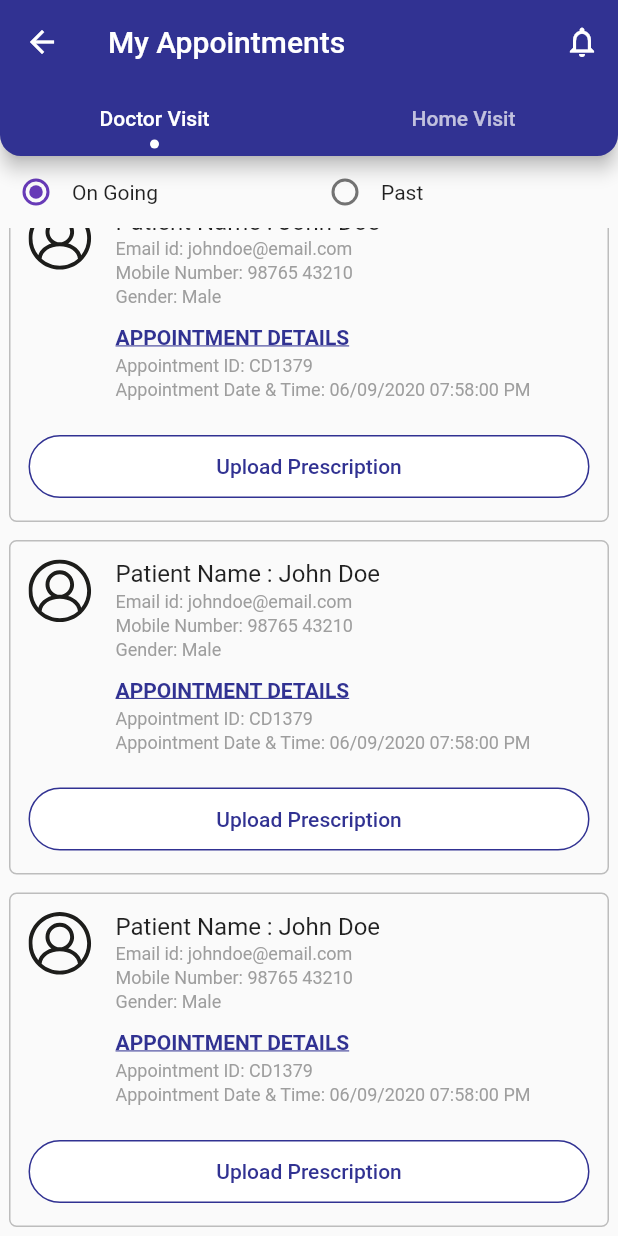
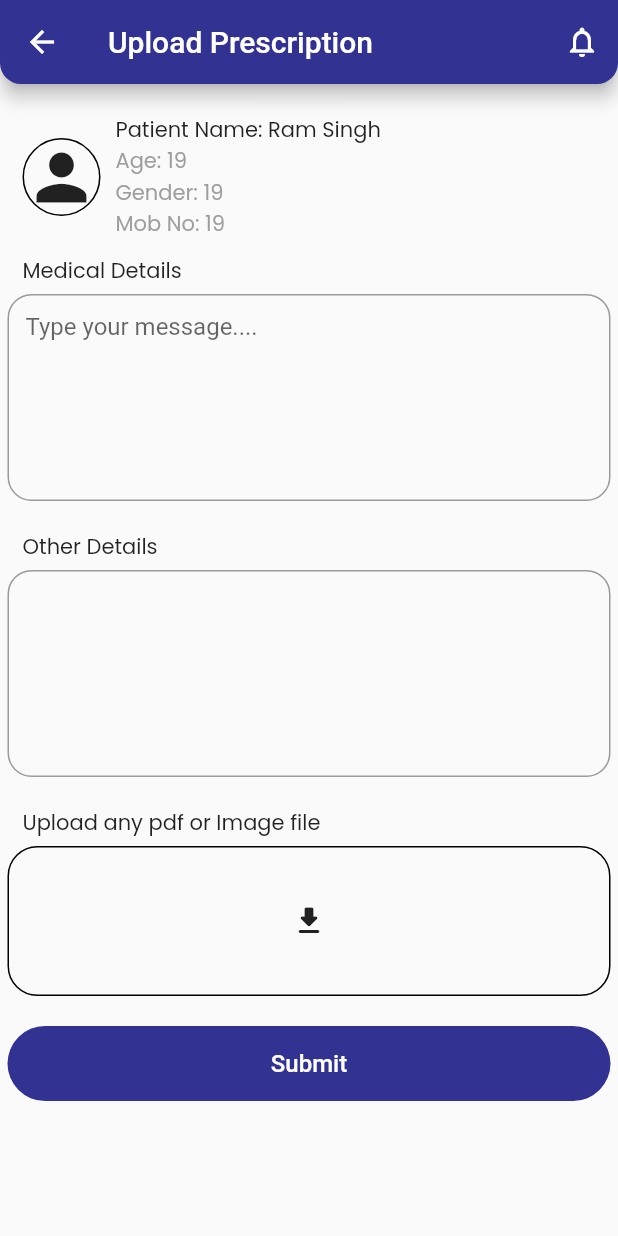
Before and after one commit to rudrah1987/citiclinic_doctor, a Flutter app: the MyAppointmentsPage screen opened directly, scrolled down 503 dp, after a tap on "Upload Prescription", on a phone screen of 412 x 824 dp. Run offline on Flutter 3.47's test engine with Material 2 defaults, Android fonts, the phone set to English and light mode, and no system bars; our stand-ins replace connectivity, dio, firebase_messaging, flutter_bloc, flutter_svg, fluttertoast and 7 more; missing offline and left inert: sms_otp_auto_verify; accounts and stored records are empty; generated files the repository leaves out were written again; project files that could hold a hidden picture were left out.

Commit message:
screen changes and upload prescription screen

```diff
--- a/lib/new/constants/string_constants.dart
+++ b/lib/new/constants/string_constants.dart
@@ -1 +1,2 @@
 const String tUpdateSuccess='Updated Successfully';
+const String tFontPoppins='Poppins';
--- a/lib/ui/drawer/prescriptionManagement/PrescriptionPage.dart
+++ b/lib/ui/drawer/prescriptionManagement/PrescriptionPage.dart
@@ -13,6 +13,24 @@ class _PrescriptionPageState extends State<PrescriptionPage> {
   @override
   Widget build(BuildContext context) {
     return Scaffold(
+      appBar: AppBar(
+        backgroundColor: kPrimaryColor,
+        shape: RoundedRectangleBorder(
+          borderRadius: BorderRadius.vertical(
+            bottom: Radius.circular(14),
+          ),
+        ),
+        title: Text("My Prescription"),
+        //Ternery operator use for condition check
+        elevation: defaultTargetPlatform == TargetPlatform.android ? 5.0 : 0.0,
+        centerTitle: false,
+        leading: new IconButton(
+          icon: new Icon(Icons.arrow_back),
+          onPressed: () {
+            Navigator.pop(context);
+          },
+        ),
+      ),
       body: ListView.builder(
           scrollDirection: Axis.vertical,
           primary: true,
--- a/lib/ui/settings/Settings.dart
+++ b/lib/ui/settings/Settings.dart
@@ -220,11 +220,11 @@ class _SettingsState extends State<Settings> {
                             color: kPrimaryColor
                         ),),
                       onTap: (){
-                        successDialog(context: context,svgName: successSignUp);
-                        // Navigator.push(
-                        //     context,
-                        //     MaterialPageRoute(
-                        //         builder: (_) => PrescriptionPage()));
+                        // successDialog(context: context,svgName: successSignUp);
+                        Navigator.push(
+                            context,
+                            MaterialPageRoute(
+                                builder: (_) => PrescriptionPage()));
                       },
                     ),
                   ],
--- a/lib/ui/settings/myAppointments/items/DoctorVisitMyAppointmentItems.dart
+++ b/lib/ui/settings/myAppointments/items/DoctorVisitMyAppointmentItems.dart
@@ -1,3 +1,5 @@
+import 'package:city_clinic_doctor/new/customs/custom_methods.dart';
+import 'package:city_clinic_doctor/ui/settings/myAppointments/items/upload_prescription.dart';
 import 'package:city_clinic_doctor/utils/Colors.dart';
 import 'package:city_clinic_doctor/utils/SvgImages.dart';
 import 'package:flutter/material.dart';
@@ -89,6 +91,7 @@ class _DoctorVisitMyAppointmentItemsState extends State<DoctorVisitMyAppointment
               ),
               color: Colors.white,
               onPressed: () {
+                tGotoPush(context, UploadPrescriptionPage());
               },
               height: 42,
               child: Text(
--- /dev/null
+++ b/lib/ui/settings/myAppointments/items/upload_prescription.dart
@@ -0,0 +1,178 @@
+import 'package:city_clinic_doctor/new/constants/string_constants.dart';
+import 'package:city_clinic_doctor/utils/Colors.dart';
+import 'package:flutter/foundation.dart';
+import 'package:flutter/material.dart';
+import 'package:fluttertoast/fluttertoast.dart';
+
+import '../../NotificationPage.dart';
+
+class UploadPrescriptionPage extends StatefulWidget {
+  @override
+  _UploadPrescriptionPageState createState() => _UploadPrescriptionPageState();
+}
+
+class _UploadPrescriptionPageState extends State<UploadPrescriptionPage> {
+  @override
+  Widget build(BuildContext context) {
+    return Scaffold(
+      appBar: AppBar(
+          backgroundColor: kPrimaryColor,
+          shape: RoundedRectangleBorder(
+            borderRadius: BorderRadius.vertical(
+              bottom: Radius.circular(14),
+            ),
+          ),
+          title: Text("Upload Prescription"),
+          //Ternery operator use for condition check
+          elevation: defaultTargetPlatform == TargetPlatform.android ? 5.0 : 0.0,
+          centerTitle: false,
+          leading: new IconButton(
+            icon: new Icon(Icons.arrow_back),
+            onPressed: () {
+              Navigator.pop(context);
+            },
+          ),
+          actions: <Widget>[
+            IconButton(
+              icon: Icon(
+                Icons.notifications_none,
+                color: Colors.white,
+              ),
+              onPressed: () {
+                Navigator.push(
+                    context,
+                    MaterialPageRoute(
+                        builder: (_) => NotificationPage()));
+              },
+            )
+          ]
+      ),
+
+      body: SingleChildScrollView(
+        child: Container(
+          margin: EdgeInsets.only(top: 20),
+          padding: EdgeInsets.symmetric(horizontal: 5),
+          child: Column(
+            crossAxisAlignment: CrossAxisAlignment.start,
+            children: [
+              Row(
+                children: [
+                  SizedBox(width: 10,),
+                  Container(
+                    decoration: BoxDecoration(
+                      border: Border.all(color: Colors.black),
+                      borderRadius: BorderRadius.circular(50)
+                    ),
+                    child: ClipRRect(
+                      borderRadius: BorderRadius.circular(50),
+                      child: Icon(Icons.person,size: 50,),
+                    ),
+                  ),
+                  SizedBox(width: 10,),
+                  Column(
+                    crossAxisAlignment: CrossAxisAlignment.start,
+                    children: [
+                      Text('Patient Name: Ram Singh',style: TextStyle(fontFamily: tFontPoppins),),
+                      Text('Age: 19',style: TextStyle(fontFamily: tFontPoppins,color: Colors.grey),),
+                      Text('Gender: 19',style: TextStyle(fontFamily: tFontPoppins,color: Colors.grey),),
+                      Text('Mob No: 19',style: TextStyle(fontFamily: tFontPoppins,color: Colors.grey),),
+                    ],
+                  )
+                ],
+              ),
+              SizedBox(height: 10,),
+              Container(padding: EdgeInsets.only(left: 10,bottom: 5),child: Text('Medical Details',style: TextStyle(fontFamily: tFontPoppins),)),
+              TextFormField(
+                keyboardType: TextInputType.multiline,
+                minLines: 6,
+                maxLines: null,
+                style: TextStyle(
+                    fontSize: 16.0,
+                    color: Colors.black,
+                    fontWeight: FontWeight.w400
+                ),
+                decoration: const InputDecoration(
+                  hintText: 'Type your message....',
+                  contentPadding: EdgeInsets.all(12),
+                  border: OutlineInputBorder(
+                    borderRadius: const BorderRadius.all(
+                      const Radius.circular(16.0),
+                    ),
+                  ),
+                ),
+                validator: (v) {
+                  if (v.isEmpty) {
+                    return 'Message is required';
+                  }
+                  return null;
+                },
+              ),
+              SizedBox(height: 20),
+              Container(padding: EdgeInsets.only(left: 10,bottom: 5),child: Text('Other Details',style: TextStyle(fontFamily: tFontPoppins))),
+
+              TextFormField(
+                keyboardType: TextInputType.multiline,
+                minLines: 6,
+                maxLines: null,
+                style: TextStyle(
+                    fontSize: 16.0,
+                    color: Colors.black,
+                    fontWeight: FontWeight.w400
+                ),
+                decoration: const InputDecoration(
+                  contentPadding: EdgeInsets.all(12),
+                  border: OutlineInputBorder(
+                    borderRadius: const BorderRadius.all(
+                      const Radius.circular(16.0),
+                    ),
+                  ),
+                ),
+                validator: (v) {
+                  if (v.isEmpty) {
+                    return 'Message is required';
+                  }
+                  return null;
+                },
+              ),
+              SizedBox(height: 20),
+              Container(padding: EdgeInsets.only(left: 10,bottom: 5),child: Text('Upload any pdf or Image file',style: TextStyle(fontFamily: tFontPoppins))),
+              Container(
+                width: double.infinity,
+                height: 100,
+                alignment: Alignment.center,
+                decoration: BoxDecoration(
+                  border: Border.all(color: Colors.black),
+                  borderRadius: BorderRadius.circular(20)
+                ),
+                child: Icon(Icons.download_rounded),
+              ),
+              SizedBox(height: 20),
+              FlatButton(
+                minWidth: double.infinity,
+                shape: RoundedRectangleBorder(
+                    borderRadius: BorderRadius.circular(25.0)
+                ),
+                color: kPrimaryColor,
+                onPressed: () {
+                  Fluttertoast.showToast(
+                      msg: "Task is Pending",
+                      toastLength: Toast.LENGTH_SHORT,
+                      gravity: ToastGravity.BOTTOM,
+                      timeInSecForIos: 1, // also possible "TOP" and "CENTER"
+                      backgroundColor: kBackgroundColor,
+                      textColor: Colors.white);
+                },
+                height: 50,
+                child: Text(
+                  "Submit",
+                  style: TextStyle(color: Colors.white, fontSize: 16),
+                ),
+              ),
+            ],
+          ),
+        ),
+      ),
+
+    );
+  }
+}
--- a/lib/ui/splash/Splash2.dart
+++ b/lib/ui/splash/Splash2.dart
@@ -1,10 +1,8 @@
-import 'dart:io';
 
 import 'package:city_clinic_doctor/ui/auth/Login.dart';
 import 'package:city_clinic_doctor/ui/auth/SignUp.dart';
 import 'package:city_clinic_doctor/utils/SvgImages.dart';
 import 'package:city_clinic_doctor/utils/Colors.dart';
-import 'package:firebase_messaging/firebase_messaging.dart';
 import 'package:flutter/material.dart';
 import 'package:flutter_svg/flutter_svg.dart';
 import 'package:geolocator/geolocator.dart';
```
